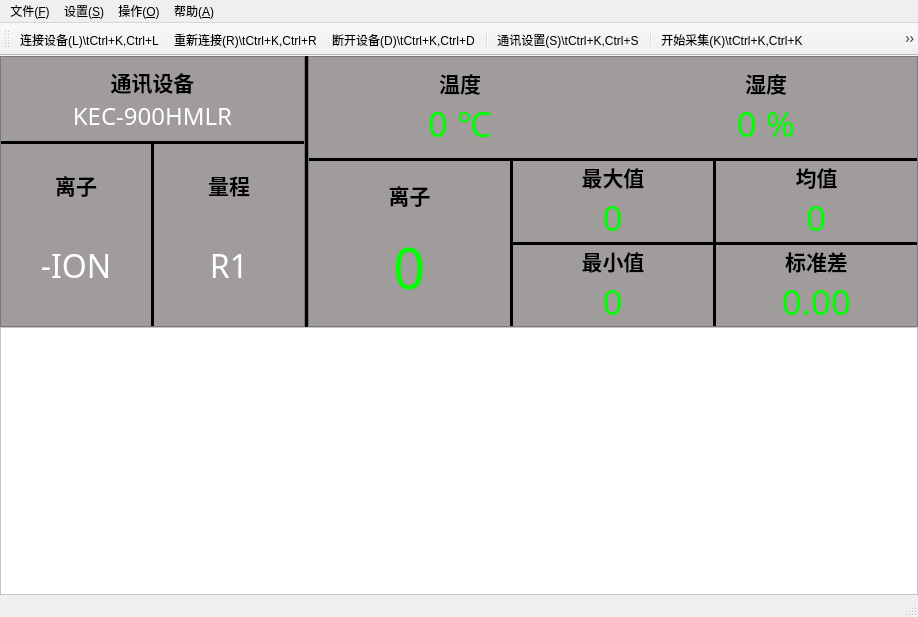
The window that mainwindow.ui (icprog/KEC-900HMLR) describes before a commit, drawn with Qt 5.
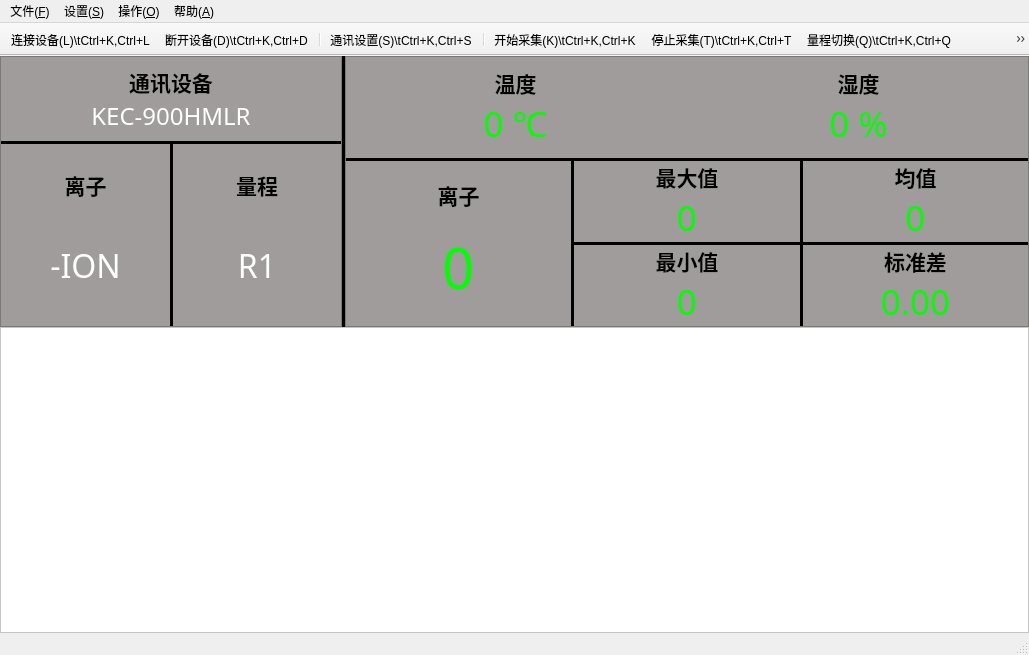
The same window after the commit. Icons and pictures are not drawn.

Patch:
```diff
--- a/mainwindow.ui
+++ b/mainwindow.ui
@@ -6,8 +6,8 @@
    <rect>
     <x>0</x>
     <y>0</y>
-    <width>918</width>
-    <height>617</height>
+    <width>1029</width>
+    <height>655</height>
    </rect>
   </property>
   <property name="windowTitle">
@@ -970,7 +970,7 @@
     <rect>
      <x>0</x>
      <y>0</y>
-     <width>918</width>
+     <width>1029</width>
      <height>23</height>
     </rect>
    </property>
@@ -1011,6 +1011,9 @@
    <addaction name="menu_A"/>
   </widget>
   <widget class="QToolBar" name="mainToolBar">
+   <property name="movable">
+    <bool>false</bool>
+   </property>
    <attribute name="toolBarArea">
     <enum>TopToolBarArea</enum>
    </attribute>
@@ -1018,7 +1021,6 @@
     <bool>false</bool>
    </attribute>
    <addaction name="action_Connect"/>
-   <addaction name="action_Restart"/>
    <addaction name="action_Off"/>
    <addaction name="separator"/>
    <addaction name="action_SetParam"/>
@@ -1070,24 +1072,6 @@
     <string>Ctrl+K, Ctrl+D</string>
    </property>
   </action>
-  <action name="action_Restart">
-   <property name="icon">
-    <iconset resource="resource.qrc">
-     <normaloff>:/new/image/res/restart.png</normaloff>:/new/image/res/restart.png</iconset>
-   </property>
-   <property name="text">
-    <string>重新连接(&amp;R)\tCtrl+K,Ctrl+R</string>
-   </property>
-   <property name="toolTip">
-    <string>重新连接</string>
-   </property>
-   <property name="statusTip">
-    <string>重新连接</string>
-   </property>
-   <property name="shortcut">
-    <string>Ctrl+K, Ctrl+R</string>
-   </property>
-  </action>
   <action name="action_SetParam">
    <property name="icon">
     <iconset resource="resource.qrc">
```
Left out of the diff: 5 changed lines with no effect on the pictures.
